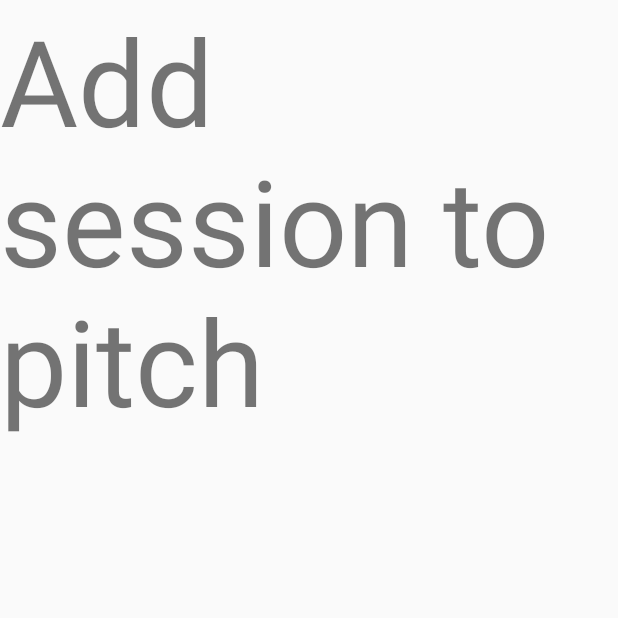
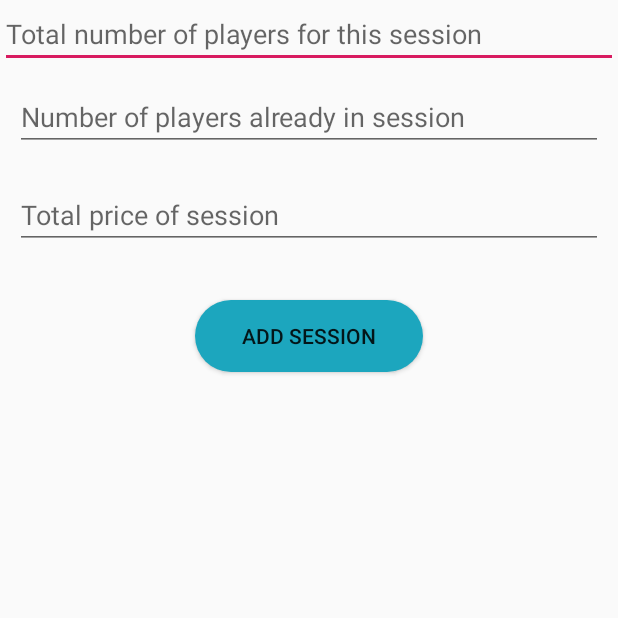
Before and after one commit to bobofils01/sportmatcher, an Android app: the AddSessionToPitchActivity screen opened directly, with no data from a screen before it, on a phone screen of 412 x 824 dp, the top half of it. Run offline under Robolectric (Android 15) with nearby library versions, the phone set to English and light mode, and no system bars; our stand-ins replace data binding; 1 statement that could not run was skipped.

Commit message:
Add session to a pitch

```diff
--- a/app/src/main/java/com/example/sportmatcher/ui/WelcomeActivity.kt
+++ b/app/src/main/java/com/example/sportmatcher/ui/WelcomeActivity.kt
@@ -1,7 +1,5 @@
 package com.example.sportmatcher.ui
 
-import android.content.Context
-import android.content.Intent
 import androidx.appcompat.app.AppCompatActivity
 import android.os.Bundle
 import android.widget.Button
--- a/app/src/main/java/com/example/sportmatcher/ui/authentication/LoginFragment.kt
+++ b/app/src/main/java/com/example/sportmatcher/ui/authentication/LoginFragment.kt
@@ -10,7 +10,6 @@ import androidx.fragment.app.Fragment
 import androidx.lifecycle.ViewModelProvider
 import com.example.sportmatcher.R
 import com.example.sportmatcher.databinding.LoginViewBinding
-import com.example.sportmatcher.ui.sports.SportHomePageActivity
 import com.example.sportmatcher.viewModels.authentication.LoginViewModel
 import kotlinx.android.synthetic.main.login_layout.*
 
--- /dev/null
+++ b/app/src/main/java/com/example/sportmatcher/viewModels/sports/AddSessionViewModel.kt
@@ -0,0 +1,28 @@
+package com.example.sportmatcher.viewModels.sports
+
+
+import android.util.Log
+import androidx.lifecycle.MutableLiveData
+import androidx.lifecycle.ViewModel
+import com.example.sportmatcher.di.ServiceProvider
+import com.example.sportmatcher.model.sport.Pitch
+import com.example.sportmatcher.model.sport.Session
+
+class AddSessionViewModel: ViewModel() {
+    val totalNbPlayers by lazy {MutableLiveData<Int>()}
+    val nbPlayersSigned by lazy {MutableLiveData<Int>()}
+    val price by lazy {MutableLiveData<Double>()}
+    lateinit var pitch: Pitch
+
+    private val addSessionUseCase by lazy {
+        ServiceProvider.addSessionUseCase
+    }
+    fun onAddSessionClicked() {
+        val s = Session(pitch = pitch.uid, totalNbPlayers = totalNbPlayers.value!!, nbPlayersSigned = nbPlayersSigned.value!!, price = price.value.toString().toDouble())
+        Log.d("AddSesVMonAddSesClicked", s.toMap().toString())
+        addSessionUseCase.execute(s).subscribe{ session ->
+            Log.d("AddSesVMonAddSesClickeR", session.toMap().toString())
+        }
+    }
+
+}
--- a/app/src/main/res/layout/add_session_layout.xml
+++ b/app/src/main/res/layout/add_session_layout.xml
@@ -1,13 +1,67 @@
 <?xml version="1.0" encoding="utf-8"?>
-<LinearLayout xmlns:android="http://schemas.android.com/apk/res/android"
-    android:orientation="vertical" android:layout_width="match_parent"
-    android:layout_height="match_parent">
+<layout xmlns:android="http://schemas.android.com/apk/res/android">
+    <!--
+    <data class = "AddSessionViewBinding">
 
-    <TextView
-        android:id="@+id/addSession"
+        <variable
+            name="addSessionViewModel"
+            type="com.example.sportmatcher.viewModels.sports.AddSessionViewModel" />
+    </data>
+    -->
+
+    <LinearLayout
+        android:orientation="vertical"
         android:layout_width="match_parent"
-        android:layout_height="509dp"
-        android:text="Add session to pitch"
-        android:textSize="80dp" />
+        android:layout_height="match_parent">
 
-</LinearLayout>
+        <EditText
+            android:id="@+id/editTextTotalNbPlayersID"
+            style="@style/Widget.AppCompat.EditText"
+            android:inputType="number"
+            android:layout_width="match_parent"
+            android:layout_height="wrap_content"
+            android:layout_centerVertical="true"
+            android:gravity="center_vertical"
+            android:hint="Total number of players for this session"/>
+            <!--android:text="@={addSessionViewModel.totalNbPlayers}"-->
+
+
+        <EditText
+            android:id="@+id/editTextNbPlayersSignedID"
+            style="@style/Widget.AppCompat.EditText"
+            android:inputType="number"
+            android:layout_width="match_parent"
+            android:layout_height="wrap_content"
+            android:layout_centerVertical="true"
+            android:gravity="center_vertical"
+            android:layout_margin="10dp"
+            android:hint="Number of players already in session"/>
+            <!--android:text="@={addSessionViewModel.nbPlayersSigned}"-->
+
+
+        <EditText
+            android:id="@+id/editTextPriceSessionID"
+            style="@style/Widget.AppCompat.EditText"
+            android:inputType="numberDecimal"
+            android:layout_width="match_parent"
+            android:layout_height="wrap_content"
+            android:layout_centerVertical="true"
+            android:gravity="center_vertical"
+            android:layout_margin="10dp"
+            android:hint="Total price of session"/>
+            <!--android:text="@={addSessionViewModel.price}"-->
+
+
+        <Button
+            android:id="@+id/addSessionBtn"
+            style="@style/Widget.AppCompat.Button"
+            android:layout_width="152dp"
+            android:layout_height="wrap_content"
+            android:layout_gravity="center_horizontal"
+            android:layout_marginTop="24dp"
+            android:layout_marginBottom="24dp"
+            android:text="Add Session"
+            android:background="@drawable/button"/>
+
+    </LinearLayout>
+</layout>
--- a/app/src/main/res/layout/sport_item.xml
+++ b/app/src/main/res/layout/sport_item.xml
@@ -42,7 +42,7 @@
         app:layout_constraintTop_toBottomOf="@+id/pitchDescription" />
 
     <Button
-        android:id="@+id/addSessionBtn"
+        android:id="@+id/addSessionToChangeActivityBtn"
         android:background="@drawable/button"
         android:gravity="left|center"
         android:layout_width="wrap_content"
```
Also changed, not shown: app/src/main/java/com/example/sportmatcher/adapters/PitchesListAdapter.kt (+4 -5 lines), app/src/main/java/com/example/sportmatcher/model/sport/Pitch.kt (+44 -1 lines), app/src/main/java/com/example/sportmatcher/ui/sports/AddPitchViewFragment.kt (+1 -11 lines), app/src/main/java/com/example/sportmatcher/ui/sports/AddSessionToPitchActivity.kt (+87 -0 lines), app/src/main/java/com/example/sportmatcher/vewModels/authentication/SportViewModel.kt (deleted, +0 -10 lines).
